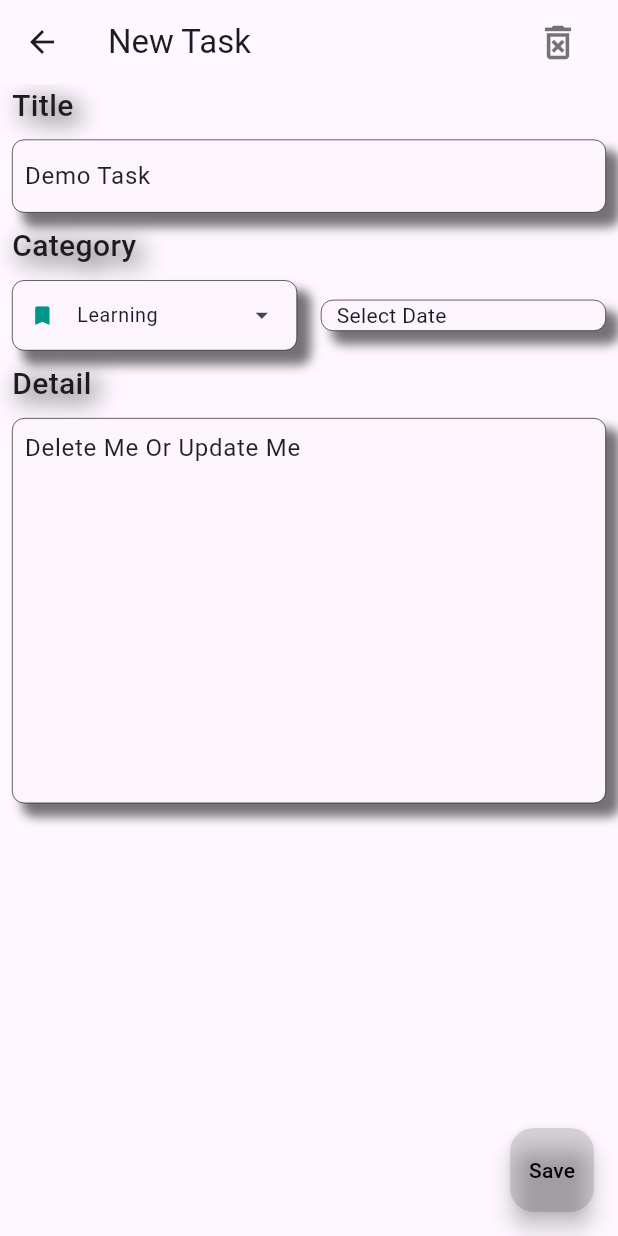
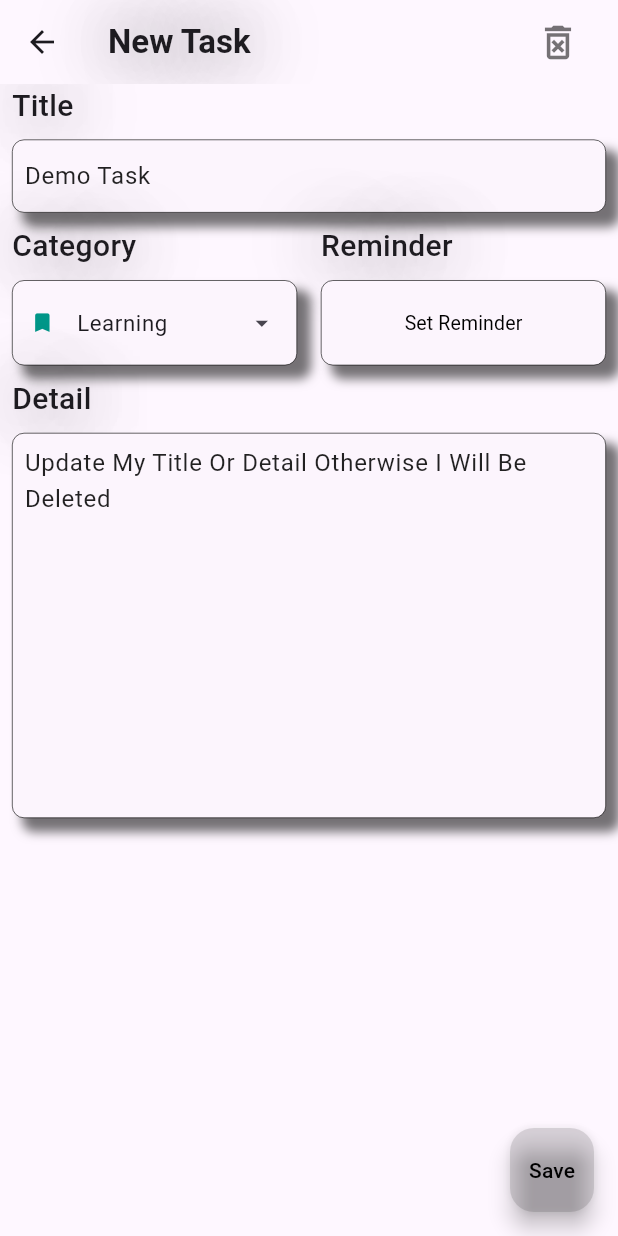
Before and after one commit to RanaMahadAhmer/DEP, a Flutter app: the screen it shows after launch, after a tap on "Demo Task", on a phone screen of 412 x 824 dp. Run offline on Flutter 3.47's test engine with Material 3 defaults, Android fonts, the phone set to English and light mode, and no system bars; missing offline and left inert: omni_datetime_picker.

Commit message:
App is 70% Complete however database, notification and Active/Passed Status Remain of Task remain to implemented

```diff
--- a/lib/data_and_design/data.dart
+++ b/lib/data_and_design/data.dart
@@ -3,8 +3,9 @@ import 'package:flutter/material.dart';
 List tasks = [
   {
     "title": "Demo Task",
-    "detail": "Delete Me Or Update Me",
-    "category": "Learning"
+    "detail": "Update My Title Or Detail Otherwise I Will Be Deleted",
+    "category": "Learning",
+    "reminder": "null"
   }
 ];
 
--- a/lib/data_and_design/design.dart
+++ b/lib/data_and_design/design.dart
@@ -21,6 +21,21 @@ var disabledInternalBorder = const UnderlineInputBorder(
   borderSide: BorderSide(color: Colors.transparent),
 );
 
+shadowedText(
+    {required String txt,
+    double size = 20,
+    FontWeight weight = FontWeight.w500}) {
+  return Text(
+    txt,
+    style: TextStyle(fontSize: size, fontWeight: weight, shadows: const [
+      Shadow(
+        blurRadius: 60,
+        color: Colors.black,
+      )
+    ]),
+  );
+}
+
 FloatingActionButton createButton({String? txt, required VoidCallback fun}) {
   return FloatingActionButton(
     backgroundColor: Colors.black12,
--- a/lib/screens/home_screen.dart
+++ b/lib/screens/home_screen.dart
@@ -17,18 +17,45 @@ class _HomeScreenState extends State<HomeScreen> {
     setState(() {});
   }
 
+  _getDivider() {
+    return const Divider(
+      height: 2,
+      thickness: 5,
+      color: Colors.black54,
+    );
+  }
+
   @override
   Widget build(BuildContext context) {
     return Scaffold(
       appBar: AppBar(
-        title: const Text("To Do List"),
+        title: shadowedText(txt: "To Do List", size: 25),
       ),
-      body: SingleChildScrollView(
+      body: (tasks.isEmpty)
+          ? Expanded(
+              child: Column(
+                children: [
+                  _getDivider(),
+                  Expanded(
+                    child: Center(
+                      child: shadowedText(txt: "Add new Tasks"),
+                    ),
+                  ),
+                ],
+              ),
+            )
+          : LayoutBuilder(
+              builder: (BuildContext context, BoxConstraints constraints) {
+                return ConstrainedBox(
+                  constraints: BoxConstraints(minHeight: constraints.maxHeight),
+                  child: SingleChildScrollView(
                     child: Padding(
-          padding: const EdgeInsets.only(left: 8.0, right: 8.0, bottom: 8.0),
+                      padding: const EdgeInsets.only(
+                          left: 8.0, right: 8.0, bottom: 8.0),
+                      child: Expanded(
                         child: Column(
-            mainAxisAlignment: MainAxisAlignment.center,
                           children: [
+                            _getDivider(),
                             for (final task in tasks)
                               Task(
                                 task: task,
@@ -36,7 +63,8 @@ class _HomeScreenState extends State<HomeScreen> {
                                   Navigator.push(
                                     context,
                                     MaterialPageRoute(
-                        builder: (context) => TaskScreen(oldTask: task),
+                                      builder: (context) =>
+                                          TaskScreen(oldTask: task),
                                     ),
                                   ).whenComplete(_update);
                                 },
@@ -45,12 +73,20 @@ class _HomeScreenState extends State<HomeScreen> {
                         ),
                       ),
                     ),
+                  ),
+                );
+              },
+            ),
       floatingActionButton: createButton(fun: () {
         Navigator.push(
           context,
           MaterialPageRoute(
-              builder: (context) => TaskScreen(
-                  oldTask: {"title": "", "detail": "", "category": ""})),
+              builder: (context) => TaskScreen(oldTask: const {
+                    "title": "",
+                    "detail": "",
+                    "category": "Learning",
+                    "reminder": "null"
+                  })),
         ).whenComplete(_update);
       }),
     );
--- a/lib/screens/task_screen.dart
+++ b/lib/screens/task_screen.dart
@@ -1,5 +1,7 @@
+import 'package:flutter/cupertino.dart';
 import 'package:flutter/foundation.dart';
 import 'package:flutter/material.dart';
+import 'package:flutter/painting.dart';
 import 'package:flutter/rendering.dart';
 import 'package:omni_datetime_picker/omni_datetime_picker.dart';
 
@@ -20,21 +22,12 @@ class TaskScreen extends StatefulWidget {
 }
 
 class _TaskScreenState extends State<TaskScreen> {
-  // String selectedCategory = categories.first;
-  late Map newTask = widget.oldTask;
+  late Map newTask;
 
-  _createLabel({required String txt}) {
-    return Text(
-      txt,
-      style:
-          const TextStyle(fontSize: 20, fontWeight: FontWeight.w500, shadows: [
-        Shadow(
-          blurRadius: 20,
-          color: Colors.black,
-          offset: Offset(4, 4),
-        )
-      ]),
-    );
+  @override
+  initState() {
+    super.initState();
+    newTask = {...widget.oldTask};
   }
 
   _createInputField(
@@ -59,9 +52,12 @@ class _TaskScreenState extends State<TaskScreen> {
     );
   }
 
-  no() async {
+  getReminder() async {
     DateTime? dateTime = await showOmniDateTimePicker(
       context: context,
+      theme: ThemeData(
+          buttonTheme: const ButtonThemeData(
+              buttonColor: Colors.black12, textTheme: ButtonTextTheme.primary)),
       initialDate: DateTime.now(),
       firstDate: DateTime.now(),
       lastDate: DateTime.now().add(
@@ -72,10 +68,6 @@ class _TaskScreenState extends State<TaskScreen> {
       minutesInterval: 1,
       secondsInterval: 1,
       borderRadius: const BorderRadius.all(Radius.circular(10)),
-      constraints: const BoxConstraints(
-        maxWidth: 350,
-        maxHeight: 650,
-      ),
       transitionBuilder: (context, anim1, anim2, child) {
         return FadeTransition(
           opacity: anim1.drive(
@@ -88,7 +80,6 @@ class _TaskScreenState extends State<TaskScreen> {
         );
       },
       transitionDuration: const Duration(milliseconds: 200),
-      // barrierDismissible: true,
     );
 
     return dateTime;
@@ -101,13 +92,16 @@ class _TaskScreenState extends State<TaskScreen> {
         title: Row(
           mainAxisAlignment: MainAxisAlignment.spaceBetween,
           children: [
-            const Text("New Task"),
+            shadowedText(txt: "New Task", size: 22, weight: FontWeight.w600),
             IconButton(
               onPressed: () {
+                if (newTask["title"].isNotEmpty ||
+                    newTask["detail"].isNotEmpty) {
                   if (tasks.contains(widget.oldTask)) {
                     tasks.remove(widget.oldTask);
                   }
                   Navigator.pop(context);
+                }
               },
               icon: const Icon(
                 Icons.delete_forever_outlined,
@@ -129,21 +123,33 @@ class _TaskScreenState extends State<TaskScreen> {
                   crossAxisAlignment: CrossAxisAlignment.start,
                   mainAxisAlignment: MainAxisAlignment.start,
                   children: [
-                    _createLabel(txt: "Title"),
+                    shadowedText(txt: "Title"),
                     _createInputField(
                       text: newTask["title"],
                       fun: (value) {
                         newTask["title"] = value;
                       },
                     ),
-                    _createLabel(txt: "Category"),
                     Row(
+                      children: [
+                        Expanded(
+                            flex: 12, child: shadowedText(txt: "Category")),
+                        const Expanded(
+                            child: ColoredBox(color: Colors.transparent)),
+                        Expanded(
+                            flex: 12, child: shadowedText(txt: "Reminder")),
+                      ],
+                    ),
+                    IntrinsicHeight(
+                      child: Padding(
+                        padding: const EdgeInsets.symmetric(vertical: 8.0),
+                        child: Row(
+                          crossAxisAlignment: CrossAxisAlignment.stretch,
                           children: [
                             Expanded(
                               flex: 12,
                               child: Container(
                                 decoration: decoration,
-                            margin: const EdgeInsets.symmetric(vertical: 8),
                                 child: FittedBox(
                                   child: Menu(
                                     task: newTask,
@@ -159,29 +165,37 @@ class _TaskScreenState extends State<TaskScreen> {
                               ),
                             ),
                             const Expanded(
-                          flex: 1,
-                          child: ColoredBox(color: Colors.transparent),
-                        ),
+                                child: ColoredBox(color: Colors.transparent)),
                             Expanded(
                               flex: 12,
                               child: Container(
                                 decoration: decoration,
-                            child: GestureDetector(
-                              onTap: () async {
-                                DateTime dateTime = await no();
-                                if (kDebugMode) {
-                                  print(dateTime);
+                                child: TextButton(
+                                  onPressed: () async {
+                                    DateTime? reminder = await getReminder();
+                                    if (reminder != null) {
+                                      setState(() {
+                                        newTask["reminder"] =
+                                            "${reminder.toString().split(':')[0]}:${reminder.toString().split(':')[1]}";
+                                      });
                                     }
                                   },
-                              child: const Padding(
-                                  padding: EdgeInsets.symmetric(horizontal: 10),
-                                  child: Text("Select Date")),
+                                  child: Text(
+                                      (newTask["reminder"] == "null")
+                                          ? "Set Reminder"
+                                          : newTask["reminder"],
+                                      style: const TextStyle(
+                                          color: Colors.black,
+                                          fontWeight: FontWeight.w400,
+                                          fontSize: 13)),
                                 ),
                               ),
                             ),
                           ],
                         ),
-                    _createLabel(txt: "Detail"),
+                      ),
+                    ),
+                    shadowedText(txt: "Detail"),
                     _createInputField(
                         text: newTask["detail"],
                         long: true,
@@ -202,6 +216,11 @@ class _TaskScreenState extends State<TaskScreen> {
         txt: "Save",
         fun: () {
           if (newTask["title"].isNotEmpty) {
+            if (newTask["title"] == "Demo Task" &&
+                newTask["detail"] ==
+                    "Update My Title Or Detail Otherwise I Will Be Deleted") {
+              tasks.remove(widget.oldTask);
+            } else {
               if (tasks.contains(widget.oldTask)) {
                 tasks[tasks.indexOf(widget.oldTask)] = newTask;
               } else {
@@ -210,10 +229,15 @@ class _TaskScreenState extends State<TaskScreen> {
                     "title": newTask["title"],
                     "detail": newTask["detail"],
                     "category": newTask["category"],
+                    "reminder": newTask["reminder"],
                   },
                 );
               }
+            }
             Navigator.pop(context);
+          } else {
+            ScaffoldMessenger.of(context).showSnackBar(const SnackBar(
+                content: Center(child: Text("Add title to task."))));
           }
         },
       ),
--- a/lib/screens/widgets/menu.dart
+++ b/lib/screens/widgets/menu.dart
@@ -17,6 +17,7 @@ class _MenuState extends State<Menu> {
   @override
   Widget build(BuildContext context) {
     return DropdownMenu<String>(
+      textStyle: const TextStyle(fontWeight: FontWeight.w400, fontSize: 18),
       inputDecorationTheme: InputDecorationTheme(
           enabledBorder: disabledInternalBorder,
           activeIndicatorBorder: null,
--- a/lib/screens/widgets/task.dart
+++ b/lib/screens/widgets/task.dart
@@ -35,7 +35,7 @@ class _TaskState extends State<Task> {
                           widget.task["title"],
                           overflow: TextOverflow.ellipsis,
                           style: const TextStyle(
-                              fontSize: 20, fontWeight: FontWeight.bold),
+                              fontSize: 18, fontWeight: FontWeight.bold),
                         ),
                       ),
                       Row(
@@ -65,11 +65,13 @@ class _TaskState extends State<Task> {
                           style: const TextStyle(fontSize: 15),
                         ),
                       ),
-                      const Padding(
-                        padding: EdgeInsets.symmetric(horizontal: 10.0),
+                      Padding(
+                        padding: const EdgeInsets.symmetric(horizontal: 10.0),
                         child: Text(
-                          "Time",
-                          style: TextStyle(fontSize: 15),
+                          widget.task["reminder"] == "null"
+                              ? "No Reminder"
+                              : widget.task["reminder"],
+                          style: const TextStyle(fontSize: 15),
                         ),
                       ),
                     ],
```
Also changed, not shown: 8 other files. Lines whose indentation alone changed are shown as unchanged.
